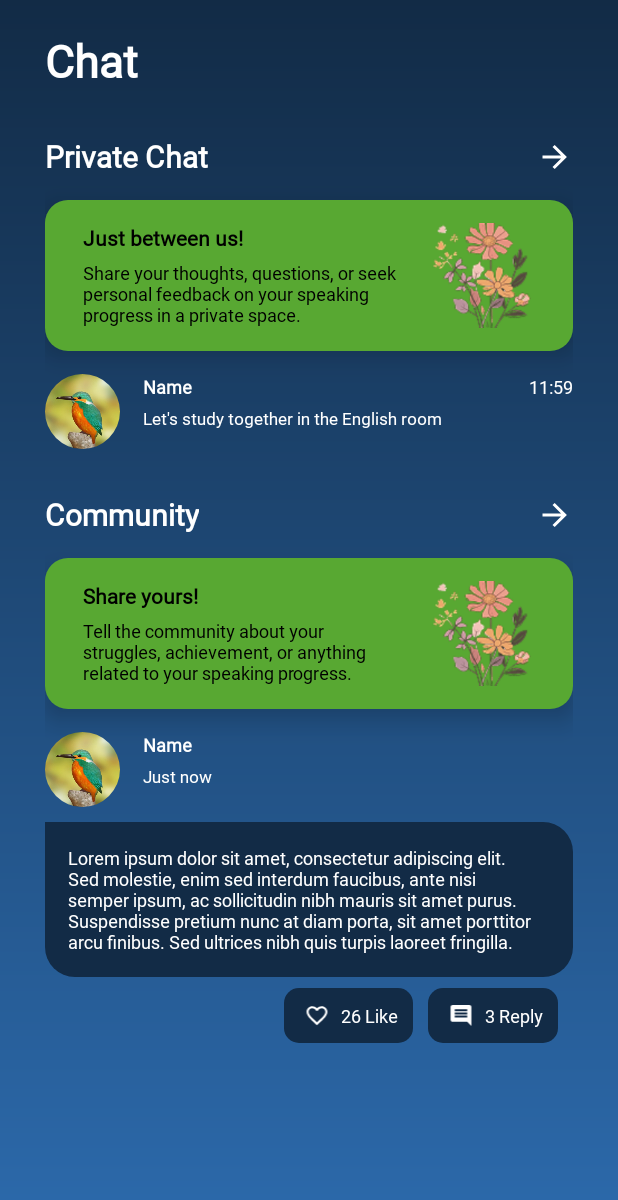
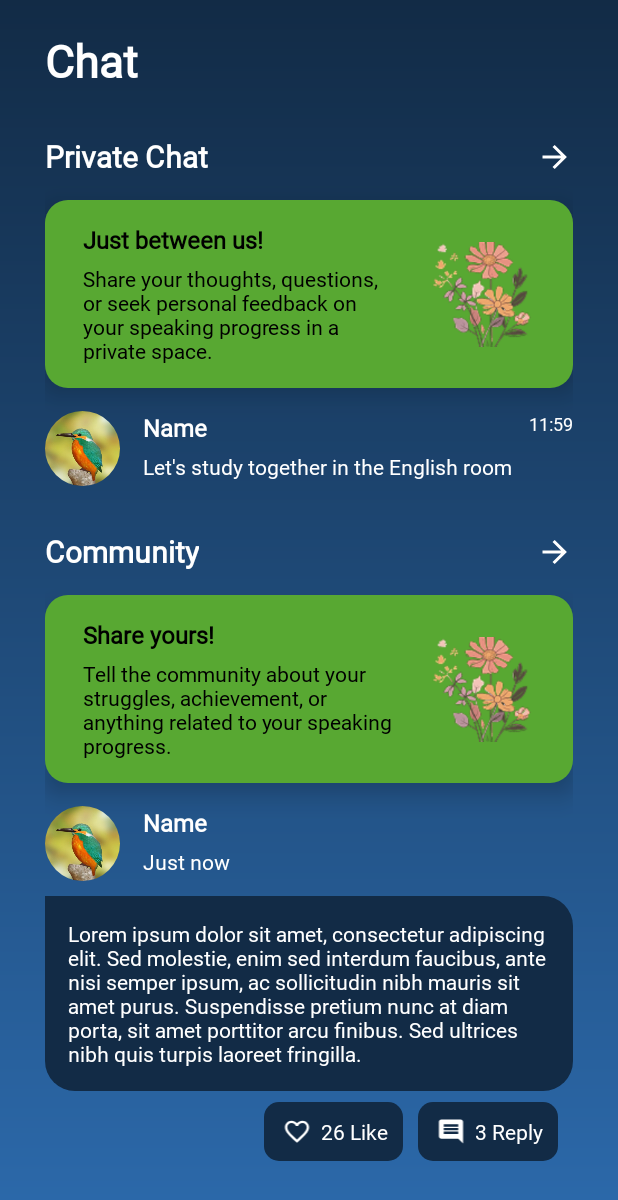
Before and after one commit to thoriqmu/SPARK, an Android app: the fragment ChatFragment shown on its own in the app's theme, on a phone screen of 412 x 824 dp. Shown: the top 1200 px of the screen. Run offline under Robolectric (Android 15) with nearby library versions, the phone set to English and light mode, and no system bars.

Commit message:
Refactor Chat page

```diff
--- a/app/src/main/res/layout/fragment_chat.xml
+++ b/app/src/main/res/layout/fragment_chat.xml
@@ -1,5 +1,5 @@
 <?xml version="1.0" encoding="utf-8"?>
-<androidx.constraintlayout.widget.ConstraintLayout xmlns:android="http://schemas.android.com/apk/res/android"
+<ScrollView xmlns:android="http://schemas.android.com/apk/res/android"
     xmlns:app="http://schemas.android.com/apk/res-auto"
     xmlns:tools="http://schemas.android.com/tools"
     android:layout_width="match_parent"
@@ -9,6 +9,10 @@
     android:paddingStart="30dp"
     android:paddingEnd="30dp"
     tools:context=".view.ChatFragment">
+
+    <androidx.constraintlayout.widget.ConstraintLayout
+        android:layout_width="match_parent"
+        android:layout_height="wrap_content">
 
         <TextView
             android:id="@+id/tv_chat_title"
@@ -65,6 +69,7 @@
             android:paddingTop="15dp"
             android:paddingBottom="15dp"
             android:paddingEnd="25dp"
+            android:orientation="horizontal"
             app:layout_constraintTop_toBottomOf="@+id/layout_private_chat"
             tools:layout_editor_absoluteX="30dp">
 
@@ -73,7 +78,7 @@
                 android:layout_width="wrap_content"
                 android:layout_height="wrap_content"
                 android:text="Just between us!"
-            android:textSize="14sp"
+                android:textSize="16sp"
                 android:textStyle="bold"
                 android:textColor="@color/black"
                 app:layout_constraintStart_toStartOf="parent"
@@ -86,7 +91,7 @@
                 android:layout_marginTop="5dp"
                 android:layout_marginEnd="20dp"
                 android:text="Share your thoughts, questions, or seek personal feedback on your speaking progress in a private space."
-            android:textSize="12sp"
+                android:textSize="14sp"
                 android:textColor="@color/black"
                 app:layout_constraintEnd_toStartOf="@+id/iv_flower_chat"
                 app:layout_constraintStart_toStartOf="parent"
@@ -127,7 +132,7 @@
                 android:layout_height="wrap_content"
                 android:text="Name"
                 android:textColor="@color/white"
-            android:textSize="12sp"
+                android:textSize="16sp"
                 android:textStyle="bold"
                 android:layout_marginStart="15dp"
                 app:layout_constraintStart_toEndOf="@+id/iv_recent_chat"
@@ -139,7 +144,7 @@
                 android:layout_height="wrap_content"
                 android:text="Let's study together in the English room"
                 android:textColor="@color/white"
-            android:textSize="11sp"
+                android:textSize="14sp"
                 android:maxLines="2"
                 android:layout_marginStart="15dp"
                 android:layout_marginTop="5dp"
@@ -208,7 +213,7 @@
                 android:layout_width="wrap_content"
                 android:layout_height="wrap_content"
                 android:text="Share yours!"
-            android:textSize="14sp"
+                android:textSize="16sp"
                 android:textStyle="bold"
                 android:textColor="@color/black"
                 app:layout_constraintStart_toStartOf="parent"
@@ -222,7 +227,7 @@
                 android:layout_marginEnd="20dp"
                 android:text="Tell the community about your struggles, achievement, or anything related to your speaking progress."
                 android:textColor="@color/black"
-            android:textSize="12sp"
+                android:textSize="14sp"
                 app:layout_constraintEnd_toStartOf="@+id/iv_flower_community"
                 app:layout_constraintStart_toStartOf="parent"
                 app:layout_constraintTop_toBottomOf="@+id/tv_community_top" />
@@ -261,7 +266,7 @@
                 android:layout_height="wrap_content"
                 android:text="Name"
                 android:textColor="@color/white"
-            android:textSize="12sp"
+                android:textSize="16sp"
                 android:textStyle="bold"
                 android:layout_marginStart="15dp"
                 app:layout_constraintStart_toEndOf="@+id/iv_recent_community"
@@ -273,7 +278,7 @@
                 android:layout_height="wrap_content"
                 android:text="Just now"
                 android:textColor="@color/white"
-            android:textSize="11sp"
+                android:textSize="14sp"
                 android:layout_marginStart="15dp"
                 android:layout_marginTop="5dp"
                 app:layout_constraintStart_toEndOf="@+id/iv_recent_community"
@@ -287,7 +292,7 @@
                 android:padding="15dp"
                 android:text="Lorem ipsum dolor sit amet, consectetur adipiscing elit. Sed molestie, enim sed interdum faucibus, ante nisi semper ipsum, ac sollicitudin nibh mauris sit amet purus. Suspendisse pretium nunc at diam porta, sit amet porttitor arcu finibus. Sed ultrices nibh quis turpis laoreet fringilla."
                 android:textColor="@color/white"
-            android:textSize="12sp"
+                android:textSize="14sp"
                 android:layout_marginTop="10dp"
                 app:layout_constraintEnd_toEndOf="parent"
                 app:layout_constraintStart_toStartOf="parent"
@@ -320,7 +325,7 @@
                     android:layout_height="wrap_content"
                     android:text="26 Like"
                     android:textColor="@color/white"
-                android:textSize="12sp" />
+                    android:textSize="14sp" />
 
             </LinearLayout>
 
@@ -352,10 +357,12 @@
                     android:layout_height="wrap_content"
                     android:text="3 Reply"
                     android:textColor="@color/white"
-                android:textSize="12sp" />
+                    android:textSize="14sp" />
 
             </LinearLayout>
 
         </androidx.constraintlayout.widget.ConstraintLayout>
 
     </androidx.constraintlayout.widget.ConstraintLayout>
+
+</ScrollView>
```
Lines whose indentation alone changed are shown as unchanged.
